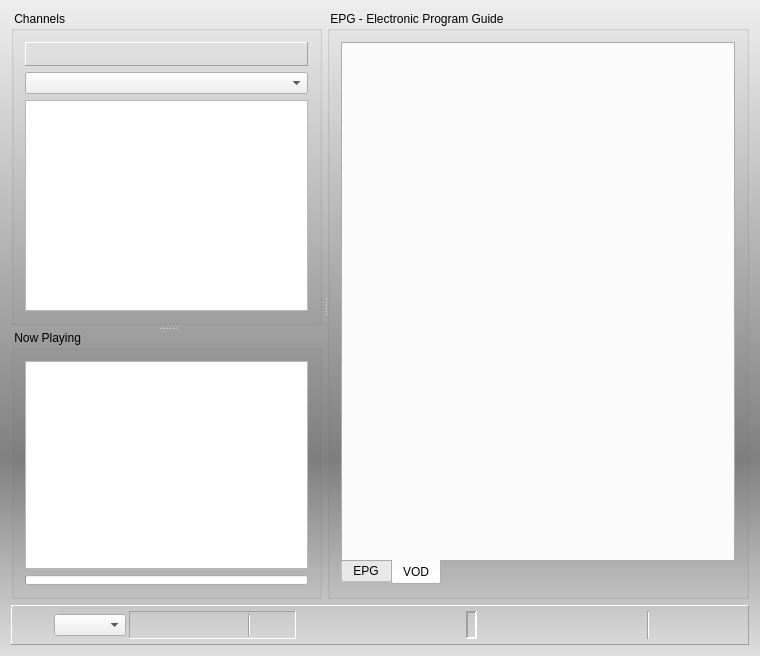
Qt form vlc-record/forms/recorder.ui (code-google-com/vlc-record) before a commit.
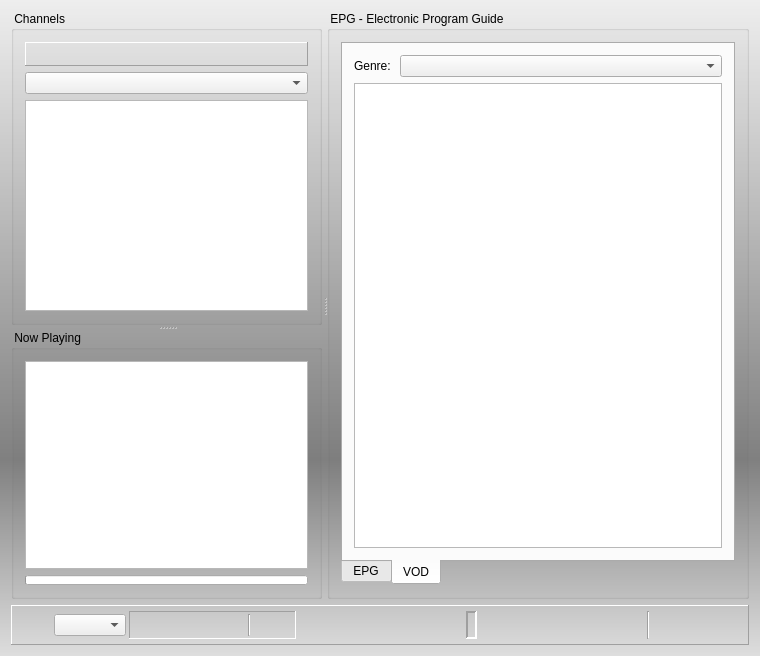
The same form after that commit. The open tabs and pages were chosen to show the change. Icons and pictures are not drawn. Custom widgets are drawn as their Qt base class.

Diff of the .ui file:
```diff
--- a/vlc-record/forms/recorder.ui
+++ b/vlc-record/forms/recorder.ui
@@ -567,6 +567,25 @@
           <attribute name="title">
            <string>VOD</string>
           </attribute>
+          <layout class="QVBoxLayout" name="verticalLayout_7">
+           <item>
+            <layout class="QHBoxLayout" name="hLayoutGenre" stretch="1,9">
+             <item>
+              <widget class="QLabel" name="labGenre">
+               <property name="text">
+                <string>Genre: </string>
+               </property>
+              </widget>
+             </item>
+             <item>
+              <widget class="QComboBox" name="cbxGenre"/>
+             </item>
+            </layout>
+           </item>
+           <item>
+            <widget class="QTextBrowser" name="vodBrowser"/>
+           </item>
+          </layout>
          </widget>
         </widget>
        </item>
```
